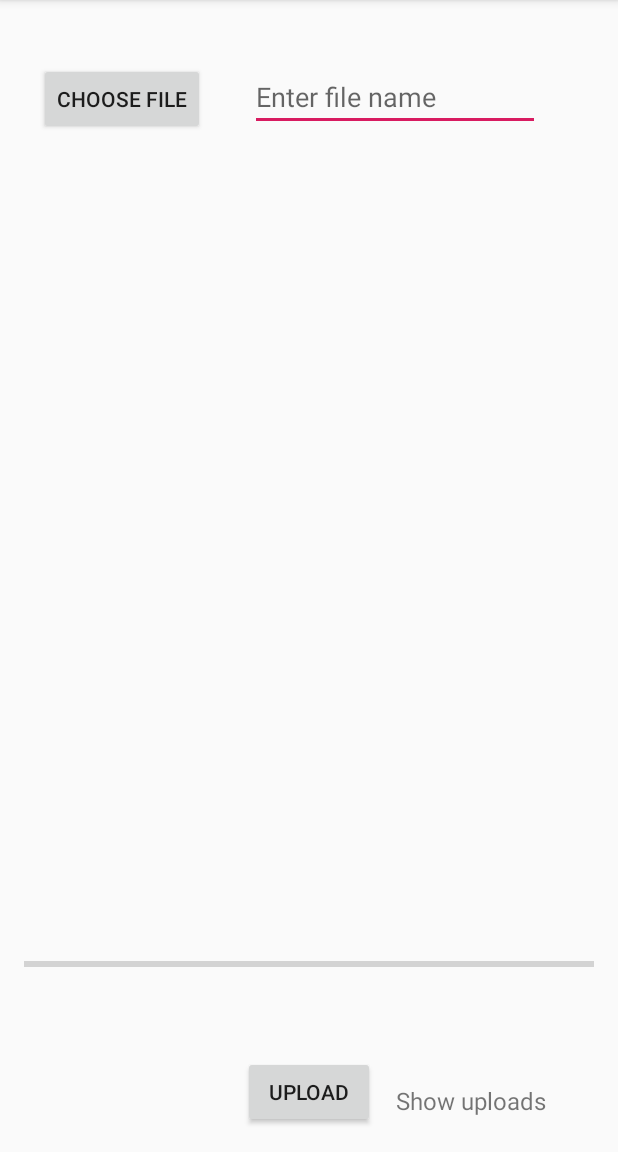
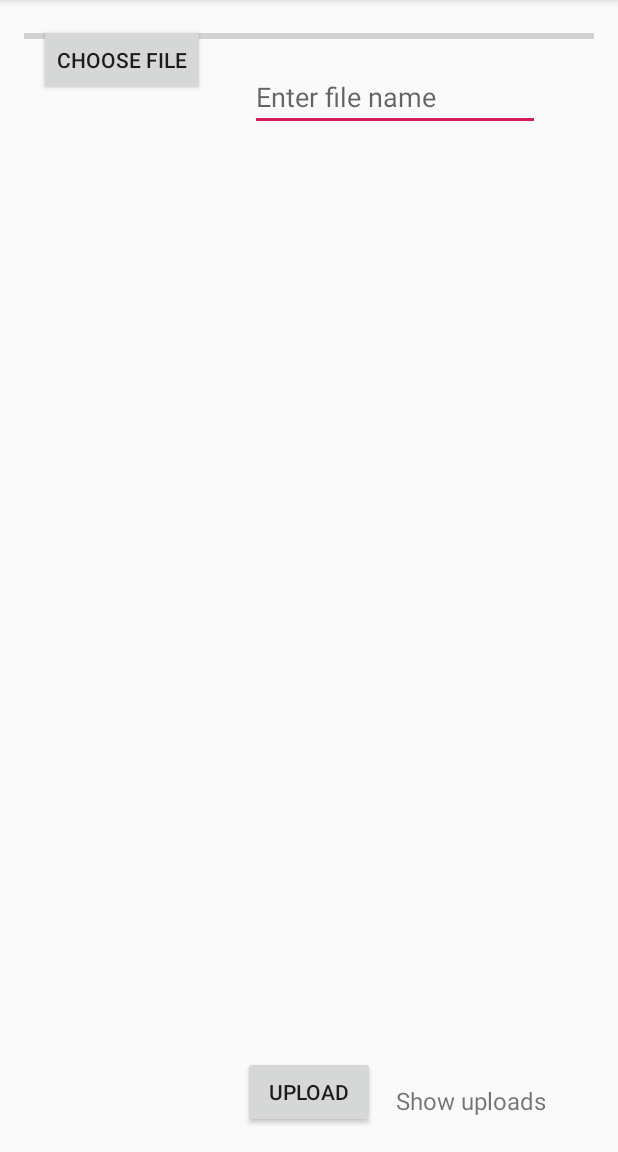
Before and after one commit to amarsgithub/viATL, an Android app: the screen it shows after launch (MainActivity), on a phone screen of 412 x 824 dp, the part 84-1236 px from its top. Run offline under Robolectric (Android 15) with nearby library versions, the phone set to English and light mode, and no system bars; our stand-ins replace Firebase (no records; nobody signed in at launch, a user with empty details on screens opened directly).

Commit message:
Fixed bug

```diff
--- a/app/src/main/java/com/example/amars/viatl/MainActivity.java
+++ b/app/src/main/java/com/example/amars/viatl/MainActivity.java
@@ -7,16 +7,21 @@ import android.content.Intent;
 import android.graphics.Bitmap;
 import android.graphics.BitmapFactory;
 import android.net.Uri;
+import android.support.annotation.Nullable;
 import android.support.v7.app.AppCompatActivity;
 import android.os.Bundle;
 import android.view.View;
+import android.widget.Button;
+import android.widget.EditText;
 import android.widget.ImageView;
+import android.widget.ProgressBar;
+import android.widget.TextView;
 import android.widget.Toast;
-import com.google.android.gms.tasks.OnFailureListener;
-import com.google.android.gms.tasks.OnSuccessListener;
-import com.google.firebase.storage.FirebaseStorage;
-import com.google.firebase.storage.StorageReference;
-import com.google.firebase.storage.UploadTask;
+//import com.google.android.gms.tasks.OnFailureListener;
+//import com.google.android.gms.tasks.OnSuccessListener;
+//import com.google.firebase.storage.FirebaseStorage;
+//import com.google.firebase.storage.StorageReference;
+//import com.google.firebase.storage.UploadTask;
 
 import java.io.File;
 
@@ -27,15 +32,72 @@ import java.io.InputStream;
 //public static final int GALLERY_REQUEST =1;
 public class MainActivity extends AppCompatActivity {
 
+    private static final int PICK_IMAGE_REQUEST = 1;
+
+    private Button mButtonChooseImage;
+    private Button mButtonUpload;
+    private TextView mTextViewShowUploads;
+    private EditText mEditTextFileName;
+    private ImageView mImageView;
+    private ProgressBar mProgressBar;
+
+    private Uri mImageUri;
+
+
+
 
     @Override
     protected void onCreate(Bundle savedInstanceState) {
         super.onCreate(savedInstanceState);
         setContentView(R.layout.activity_main);
-
-
-
+//
+//        mButtonChooseImage = findViewById(R.id.button_choose_image);
+//        mButtonUpload = findViewById(R.id.button_upload);
+//        mTextViewShowUploads = findViewById(R.id.text_view_show_uploads);
+//        mEditTextFileName = findViewById(R.id.edit_text_file_name);
+//        mImageView = findViewById(R.id.image_view);
+//        mProgressBar = findViewById(R.id.progress_bar);
+//
+//        mButtonChooseImage.setOnClickListener(new View.OnClickListener() {
+//            @Override
+//            public void onClick(View v) {
+//                openFileChoose();
+//            }
+//        });
+//
+//        mButtonUpload.setOnClickListener(new View.OnClickListener() {
+//            @Override
+//            public void onClick(View v) {
+//
+//            }
+//        });
+//
+//        mTextViewShowUploads.setOnClickListener(new View.OnClickListener() {
+//            @Override
+//            public void onClick(View v) {
+//
+//            }
+//        });
+//
     }
+//
+//    private void openFileChoose()
+//    {
+//        Intent intent = new Intent();
+//        intent.setType("image/*");
+//        intent.setAction(Intent.ACTION_GET_CONTENT);
+//        startActivityForResult(intent, PICK_IMAGE_REQUEST);
+//    }
+//
+//    @Override
+//    protected void onActivityResult(int requestCode, int resultCode, @Nullable Intent data) {
+//        super.onActivityResult(requestCode, resultCode, data);
+//        if (requestCode == PICK_IMAGE_REQUEST && resultCode == RESULT_OK
+//                && data != null && data.getData() != null)
+//            mImageUri = data.getData();
+//        }
+//
+//    }
 
 //    public void PhotoList(View view) {
 ////        Intent intent = new Intent(this, Photo_List.class);
--- a/app/src/main/res/layout/activity_main.xml
+++ b/app/src/main/res/layout/activity_main.xml
@@ -11,7 +11,6 @@
         android:id="@+id/button_choose_image"
         android:layout_width="wrap_content"
         android:layout_height="wrap_content"
-        android:layout_alignBaseline="@+id/edit_text_file_name"
         android:layout_alignParentStart="true"
         android:layout_alignParentLeft="true"
         android:layout_marginStart="10dp"
@@ -42,13 +41,11 @@
 
     <ProgressBar
         android:id="@+id/progress_bar"
+
         style="@style/Widget.AppCompat.ProgressBar.Horizontal"
         android:layout_width="match_parent"
         android:layout_height="wrap_content"
-        android:layout_alignParentStart="true"
-        android:layout_alignParentBottom="true"
-        android:layout_marginBottom="101dp"
-        android:layout_marginBotton="16dp"
+        android:layout_marginBottom="16dp"
         android:layout_alignParentLeft="true" />
 
     <Button
@@ -72,4 +69,5 @@
         android:text="Show uploads"
         android:textSize="16sp" />
 
+
 </RelativeLayout>
```
Also changed, not shown: app/build.gradle (+6 -16 lines), 1 other file.
